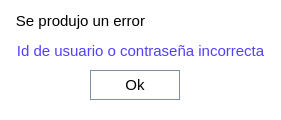
This is Ui/u_loginerror.ui in Kodegmxz/Proyecto as Qt 5 draws it before an edit. The edited form follows.
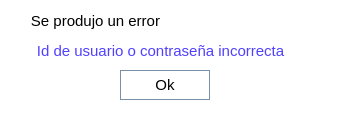
This is the edited form.

```diff
--- a/Ui/u_loginerror.ui
+++ b/Ui/u_loginerror.ui
@@ -6,7 +6,7 @@
    <rect>
     <x>0</x>
     <y>0</y>
-    <width>281</width>
+    <width>338</width>
     <height>120</height>
    </rect>
   </property>
@@ -22,7 +22,7 @@
   <widget class="QPushButton" name="pushlogin">
    <property name="geometry">
     <rect>
-     <x>90</x>
+     <x>120</x>
      <y>70</y>
      <width>90</width>
      <height>30</height>
@@ -47,7 +47,7 @@
     <rect>
      <x>10</x>
      <y>10</y>
-     <width>141</width>
+     <width>171</width>
      <height>21</height>
     </rect>
    </property>
@@ -72,7 +72,7 @@
     <rect>
      <x>10</x>
      <y>40</y>
-     <width>261</width>
+     <width>301</width>
      <height>21</height>
     </rect>
    </property>
```
